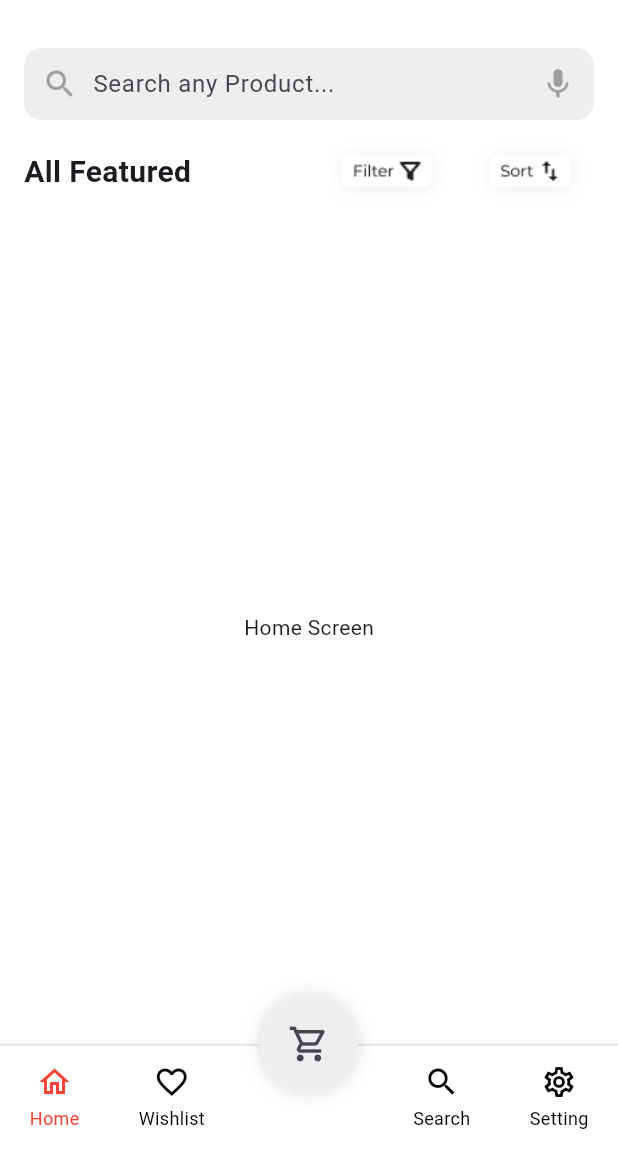
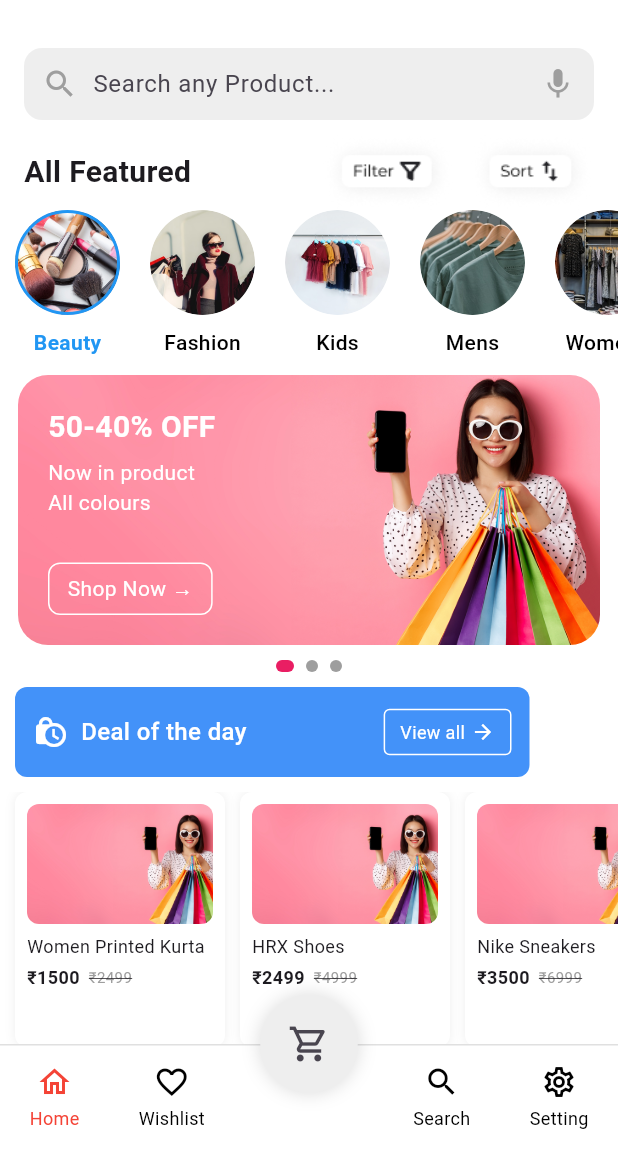
Before and after one commit to Saqibfarooq20/stylish, a Flutter app: the screen it shows after launch, on a phone screen of 412 x 824 dp, the part 87-1236 px from its top. Run offline on Flutter 3.47's test engine with Material 3 defaults, Android fonts, the phone set to English and light mode, and no system bars; our stand-ins replace flutter_svg.

Commit message:
product card complete

```diff
--- /dev/null
+++ b/lib/components/categories.dart
@@ -0,0 +1,79 @@
+import 'package:flutter/material.dart';
+import '../model/categories_model.dart';
+
+class Categories extends StatefulWidget {
+  const Categories({super.key});
+
+  @override
+  State<Categories> createState() => _CategoriesState();
+}
+
+class _CategoriesState extends State<Categories> {
+
+  int selectedIndex = 0;
+
+  final List<CategoriesModel> categories = [
+    CategoriesModel(name: "Beauty", image: "assets/images/beauty.png"),
+    CategoriesModel(name: "Fashion", image: "assets/images/fashion.png"),
+    CategoriesModel(name: "Kids", image: "assets/images/kids.png"),
+    CategoriesModel(name: "Mens", image: "assets/images/men.png"),
+    CategoriesModel(name: "Womens", image: "assets/images/women.png"),
+  ];
+
+  @override
+  Widget build(BuildContext context) {
+    return SizedBox(
+      height: 110,
+      child: ListView.builder(
+        scrollDirection: Axis.horizontal,
+        itemCount: categories.length,
+        itemBuilder: (context, index) {
+          final category = categories[index];
+          final isSelected = selectedIndex == index;
+
+          return GestureDetector(
+            onTap: () {
+              setState(() {
+                selectedIndex = index;
+              });
+            },
+            child: Padding(
+              padding: const EdgeInsets.symmetric(horizontal: 10),
+              child: Column(
+                children: [
+                  AnimatedContainer(
+                    duration: const Duration(milliseconds: 200),
+                    width: 70,
+                    height: 70,
+                    decoration: BoxDecoration(
+                      shape: BoxShape.circle,
+                      border: Border.all(
+                        color: isSelected ? Colors.blue : Colors.transparent,
+                        width: 2,
+                      ),
+                      image: DecorationImage(
+                        image: AssetImage(category.image),
+                        fit: BoxFit.cover,
+                      ),
+                    ),
+                  ),
+                  const SizedBox(height: 8),
+                  Text(
+                    category.name,
+                    style: TextStyle(
+                      fontSize: 14,
+                      fontWeight: isSelected
+                          ? FontWeight.bold
+                          : FontWeight.w500,
+                      color: isSelected ? Colors.blue : Colors.black,
+                    ),
+                  ),
+                ],
+              ),
+            ),
+          );
+        },
+      ),
+    );
+  }
+}
--- /dev/null
+++ b/lib/components/deal_of_the_day.dart
@@ -0,0 +1,63 @@
+import 'package:flutter/material.dart';
+
+class DealOfTheDay extends StatelessWidget {
+  const DealOfTheDay({super.key});
+
+  @override
+  Widget build(BuildContext context) {
+    return Container(
+      height: 60,
+      width: 343,
+      margin: const EdgeInsets.symmetric(vertical: 10, horizontal: 10),
+      padding: const EdgeInsets.symmetric(horizontal: 12),
+      decoration: BoxDecoration(
+        color: const Color(0xFF4392F9),
+        borderRadius: BorderRadius.circular(8),
+      ),
+
+      child: Row(
+        mainAxisAlignment: MainAxisAlignment.spaceBetween,
+        children: [
+
+          /// 🔹 Left Side
+          Row(
+            children: const [
+              Icon(Icons.lock_clock, color: Colors.white),
+              SizedBox(width: 8),
+              Text(
+                "Deal of the day",
+                style: TextStyle(
+                  fontSize: 16,
+                  fontWeight: FontWeight.w500,
+                  color: Colors.white,
+                ),
+              ),
+            ],
+          ),
+
+          /// 🔹 Right Side Button
+          Container(
+            padding: const EdgeInsets.symmetric(horizontal: 10, vertical: 6),
+            decoration: BoxDecoration(
+              borderRadius: BorderRadius.circular(4),
+              border: Border.all(color: Colors.white),
+            ),
+            child: Row(
+              children: const [
+                Text(
+                  "View all",
+                  style: TextStyle(
+                    fontSize: 12,
+                    color: Colors.white,
+                  ),
+                ),
+                SizedBox(width: 4),
+                Icon(Icons.arrow_forward, size: 16, color: Colors.white),
+              ],
+            ),
+          ),
+        ],
+      ),
+    );
+  }
+}
--- /dev/null
+++ b/lib/components/product_card.dart
@@ -0,0 +1,74 @@
+import 'package:flutter/material.dart';
+import '../model/product_model.dart';
+class ProductCard extends StatelessWidget {
+  final ProductModel product;
+
+  const ProductCard({super.key, required this.product});
+
+  @override
+  Widget build(BuildContext context) {
+    return Container(
+      width: 140,
+      margin: const EdgeInsets.only(right: 10),
+      padding: const EdgeInsets.all(8),
+      decoration: BoxDecoration(
+        color: Colors.white,
+        borderRadius: BorderRadius.circular(8),
+        boxShadow: [
+          BoxShadow(color: Colors.grey.shade200, blurRadius: 5),
+        ],
+      ),
+
+      child: Column(
+        crossAxisAlignment: CrossAxisAlignment.start,
+        children: [
+
+          /// ✅ Image
+          ClipRRect(
+            borderRadius: BorderRadius.circular(8),
+            child: Image.asset(
+              product.image,
+              height: 80,
+              width: double.infinity,
+              fit: BoxFit.cover,
+            ),
+          ),
+
+          const SizedBox(height: 6),
+
+          /// ✅ Title
+          Text(
+            product.name,
+            maxLines: 2,
+            overflow: TextOverflow.ellipsis,
+            style: const TextStyle(fontSize: 12),
+          ),
+
+          const SizedBox(height: 4),
+
+          /// ✅ Price Row (ONLY TEXT)
+          Row(
+            children: [
+              Text(
+                product.price,
+                style: const TextStyle(
+                  fontWeight: FontWeight.bold,
+                  fontSize: 12,
+                ),
+              ),
+              const SizedBox(width: 6),
+              Text(
+                product.oldPrice,
+                style: const TextStyle(
+                  fontSize: 10,
+                  color: Colors.grey,
+                  decoration: TextDecoration.lineThrough,
+                ),
+              ),
+            ],
+          ),
+        ],
+      ),
+    );
+  }
+}
--- /dev/null
+++ b/lib/components/slider.dart
@@ -0,0 +1,125 @@
+import 'package:flutter/material.dart';
+import '../model/slider_model.dart';
+
+class BannerSlider extends StatefulWidget {
+
+  const BannerSlider({super.key});
+
+  @override
+  State<BannerSlider> createState() => _BannerSliderState();
+}
+
+class _BannerSliderState extends State<BannerSlider> {
+
+  int currentIndex = 0;
+
+  final List<SliderModel> sliders = [
+    SliderModel(image: "assets/images/banner.png"),
+    SliderModel(image: "assets/images/banner.png"),
+    SliderModel(image: "assets/images/banner.png"),
+  ];
+
+  @override
+  Widget build(BuildContext context) {
+    return Column(
+      children: [
+
+        /// 🔥 SLIDER
+        SizedBox(
+          height: 180,
+          child: PageView.builder(
+            itemCount: sliders.length,
+            onPageChanged: (index) {
+              setState(() {
+                currentIndex = index;
+              });
+            },
+            itemBuilder: (context, index) {
+              final slider = sliders[index];
+
+              return Padding(
+                padding: const EdgeInsets.symmetric(horizontal: 12),
+                child: Stack(
+                  children: [
+                    ClipRRect(
+                      borderRadius: BorderRadius.circular(20),
+                      child: Image.asset(
+                        slider.image,
+                        fit: BoxFit.cover,
+                        width: double.infinity,
+                      ),
+                    ),
+
+                    /// 🔥 TEXT
+                    Positioned(
+                      left: 20,
+                      top: 20,
+                      child: Column(
+                        crossAxisAlignment: CrossAxisAlignment.start,
+                        children: const [
+                          Text(
+                            "50-40% OFF",
+                            style: TextStyle(
+                              color: Colors.white,
+                              fontSize: 20,
+                              fontWeight: FontWeight.bold,
+                            ),
+                          ),
+                          SizedBox(height: 6),
+                          Text(
+                            "Now in product\nAll colours",
+                            style: TextStyle(color: Colors.white),
+                          ),
+                        ],
+                      ),
+                    ),
+
+                    /// 🔥 BUTTON
+                    Positioned(
+                      left: 20,
+                      bottom: 20,
+                      child: Container(
+                        padding: const EdgeInsets.symmetric(
+                            horizontal: 12, vertical: 6),
+                        decoration: BoxDecoration(
+                          border: Border.all(color: Colors.white),
+                          borderRadius: BorderRadius.circular(8),
+                        ),
+                        child: const Text(
+                          "Shop Now →",
+                          style: TextStyle(color: Colors.white),
+                        ),
+                      ),
+                    ),
+                  ],
+                ),
+              );
+            },
+          ),
+        ),
+
+        const SizedBox(height: 10),
+
+        /// 🔥 DOTS
+        Row(
+          mainAxisAlignment: MainAxisAlignment.center,
+          children: List.generate(
+            sliders.length,
+                (index) => AnimatedContainer(
+              duration: const Duration(milliseconds: 300),
+              margin: const EdgeInsets.symmetric(horizontal: 4),
+              width: currentIndex == index ? 12 : 8,
+              height: 8,
+              decoration: BoxDecoration(
+                color: currentIndex == index
+                    ? Colors.pink
+                    : Colors.grey,
+                borderRadius: BorderRadius.circular(10),
+              ),
+            ),
+          ),
+        ),
+      ],
+    );
+  }
+}
--- /dev/null
+++ b/lib/model/categories_model.dart
@@ -0,0 +1,6 @@
+class CategoriesModel {
+  final String name;
+  final String image;
+
+  CategoriesModel({required this.name, required this.image});
+}
--- /dev/null
+++ b/lib/model/data.dart
@@ -0,0 +1,21 @@
+import 'package:stylish/model/product_model.dart';
+List<ProductModel> products = [
+  ProductModel(
+    name: "Women Printed Kurta",
+    image: "assets/images/banner.png",
+    price: "₹1500",
+    oldPrice: "₹2499",
+  ),
+  ProductModel(
+    name: "HRX Shoes",
+    image: "assets/images/banner.png",
+    price: "₹2499",
+    oldPrice: "₹4999",
+  ),
+  ProductModel(
+    name: "Nike Sneakers",
+    image: "assets/images/banner.png",
+    price: "₹3500",
+    oldPrice: "₹6999",
+  ),
+];
--- /dev/null
+++ b/lib/model/product_model.dart
@@ -0,0 +1,14 @@
+class ProductModel {
+  final String name;
+  final String image;
+  final String price;
+  final String oldPrice;
+
+  ProductModel({
+    required this.name,
+    required this.image,
+    required this.price,
+    required this.oldPrice
+});
+
+}
--- /dev/null
+++ b/lib/model/slider_model.dart
@@ -0,0 +1,5 @@
+class SliderModel {
+  final String image;
+
+  SliderModel({required this.image});
+}
--- a/lib/screens/bottom_navigation_screens/home_page.dart
+++ b/lib/screens/bottom_navigation_screens/home_page.dart
@@ -1,27 +1,30 @@
 import 'package:flutter/material.dart';
-import 'package:stylish/components/custome_search_bar.dart';
 
 import '../../components/Custom_header.dart';
+import '../../components/custome_search_bar.dart';
 import '../../components/featured_section.dart';
+import '../../components/categories.dart';
+import '../../components/slider.dart';
+import '../../components/deal_of_the_day.dart';
+import '../../components/product_card.dart';
 
-/// 🔹 MAIN SCREEN
+import '../../model/data.dart';
+
 class HomePage extends StatelessWidget {
   HomePage({super.key});
 
-  /// 👉 Drawer control ke liye key
   final scaffoldKey = GlobalKey<ScaffoldState>();
 
   @override
   Widget build(BuildContext context) {
     return GestureDetector(
-      onTap: () {
-        FocusScope.of(context).unfocus(); // keyboard hide
-      },
+      onTap: () => FocusScope.of(context).unfocus(),
+
       child: Scaffold(
         key: scaffoldKey,
         backgroundColor: Colors.white,
 
-        /// 🔹 Side Drawer
+        /// 🔹 Drawer
         drawer: Drawer(
           child: ListView(
             children: const [
@@ -36,26 +39,56 @@ class HomePage extends StatelessWidget {
           ),
         ),
 
-        /// 🔹 Main Content
+        /// 🔹 BODY
         body: SafeArea(
+          child: SingleChildScrollView(   // ✅ SCROLL FIX
             child: Column(
+              crossAxisAlignment: CrossAxisAlignment.start,
               children: [
+
                 /// 🔹 Header
                 CustomHeader(scaffoldKey: scaffoldKey),
 
                 /// 🔹 Search Bar
-              CustomeSearchBar(),
+                const CustomeSearchBar(),
 
                 /// 🔹 Featured Section
-              FeaturedSection(),
+                const FeaturedSection(),
 
-              /// 🔹 Remaining Area
-              const Expanded(
-                child: Center(
-                  child: Text("Home Screen"),
+                /// 🔹 Categories
+                const Categories(),
+
+                /// 🔹 Banner Slider
+                const BannerSlider(),
+
+                /// 🔹 Deal of the Day
+                const DealOfTheDay(),
+
+                /// 🔥 PRODUCT LIST (IMPORTANT)
+                SizedBox(
+                  height: 170,
+                  child: ListView.builder(
+                    scrollDirection: Axis.horizontal,
+                    padding: const EdgeInsets.symmetric(horizontal: 10),
+                    itemCount: products.length,
+                    itemBuilder: (context, index) {
+                      return ProductCard(
+                        product: products[index],
+                      );
+                    },
                   ),
                 ),
+
+                const SizedBox(height: 20),
+
+                /// 🔹 Bottom Space
+                const Center(
+                  child: Text("More Coming Soon..."),
+                ),
+
+                const SizedBox(height: 20),
               ],
+            ),
           ),
         ),
       ),
```
Also changed, not shown: assets/images/banner.png (added), assets/images/beauty.png (added), assets/images/fashion.png (added), assets/images/kids.png (added), assets/images/men.png (added), assets/images/women.png (added). Lines whose indentation alone changed are shown as unchanged.
